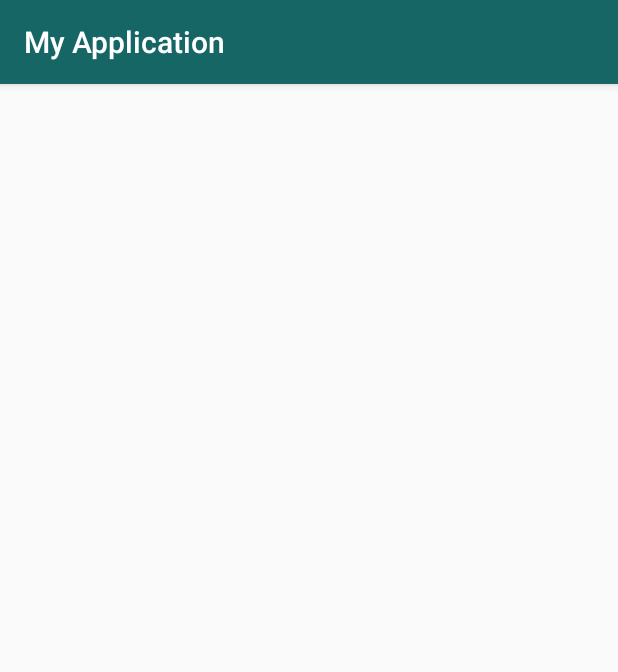
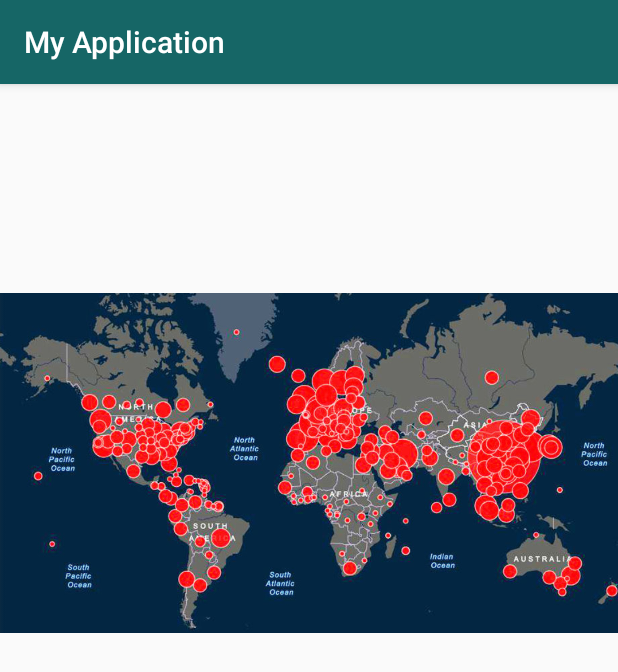
Before and after one commit to srikanthsc/mobile-project, an Android app: the MyMap screen opened directly, with no data from a screen before it, on a phone screen of 412 x 824 dp. Shown: the top 672 px of the screen. Run offline under Robolectric (Android 15) with nearby library versions, the phone set to English and light mode, and no system bars; network calls fail.

Commit message:
ajout d'une map

```diff
--- a/app/src/main/AndroidManifest.xml
+++ b/app/src/main/AndroidManifest.xml
@@ -11,7 +11,7 @@
         android:roundIcon="@mipmap/ic_launcher_round"
         android:supportsRtl="true"
         android:theme="@style/AppTheme">
-        <activity android:name=".New"></activity>
+        <activity android:name=".MyMap"></activity>
         <activity android:name=".Splashscreen">
             <intent-filter>
                 <action android:name="android.intent.action.MAIN" />
--- a/app/src/main/java/com/srikanthsc/myapplication/MainActivity.java
+++ b/app/src/main/java/com/srikanthsc/myapplication/MainActivity.java
@@ -123,7 +123,7 @@ public class MainActivity extends AppCompatActivity {
     }
 
     public void openActivity2(){
-        Intent intent = new Intent(this, New.class);
+        Intent intent = new Intent(this, MyMap.class);
         startActivity(intent);
     }
 }
--- a/app/src/main/java/com/srikanthsc/myapplication/New.java
+++ b/app/src/main/java/com/srikanthsc/myapplication/MyMap.java
@@ -4,7 +4,7 @@ import androidx.appcompat.app.AppCompatActivity;
 
 import android.os.Bundle;
 
-public class New extends AppCompatActivity {
+public class MyMap extends AppCompatActivity {
 
     @Override
     protected void onCreate(Bundle savedInstanceState) {
--- a/app/src/main/res/layout/activity_new.xml
+++ b/app/src/main/res/layout/activity_new.xml
@@ -4,6 +4,14 @@
     xmlns:tools="http://schemas.android.com/tools"
     android:layout_width="match_parent"
     android:layout_height="match_parent"
-    tools:context=".New">
+    android:layout_centerHorizontal="true"
+    tools:context=".MyMap">
 
+    <ImageView
+        android:id="@+id/imageView3"
+        android:layout_width="wrap_content"
+        android:layout_height="wrap_content"
+        app:srcCompat="@drawable/map"
+        tools:layout_editor_absoluteX="0dp"
+        tools:layout_editor_absoluteY="0dp" />
 </androidx.constraintlayout.widget.ConstraintLayout>
```
Also changed, not shown: app/src/main/res/drawable/map.jpg (added).
